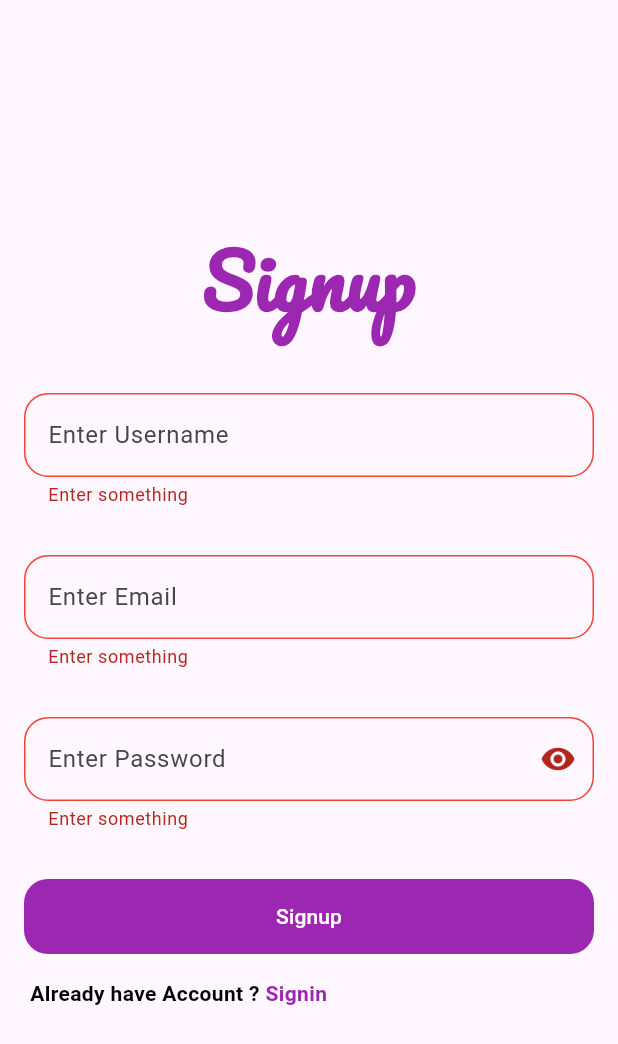
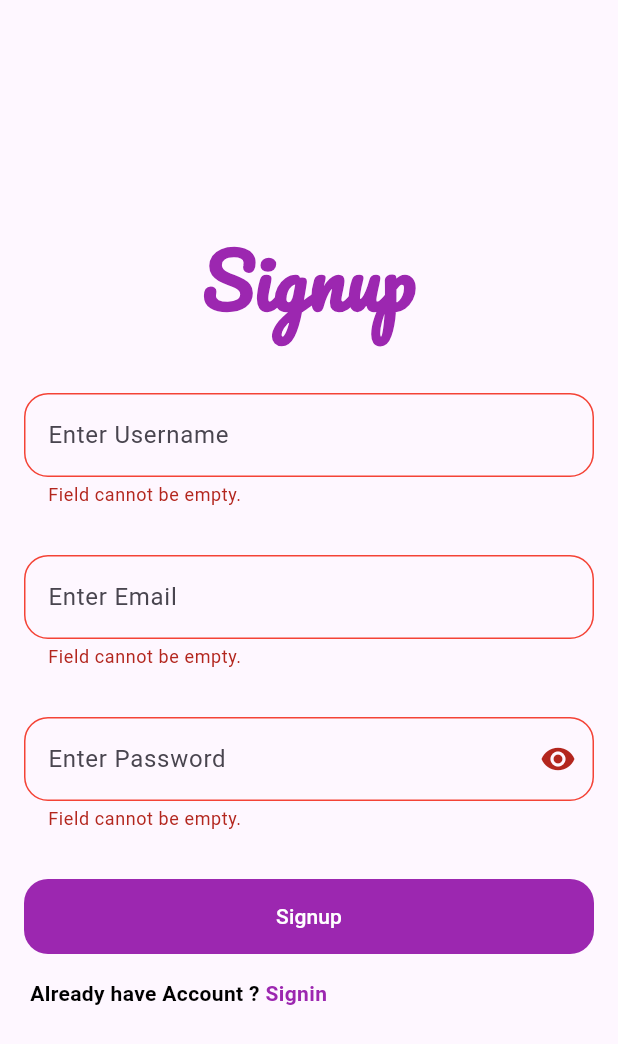
Before and after one commit to pious2847/FindSafe, a Flutter app: the Signup screen opened directly, after a tap on "Signup", on a phone screen of 412 x 824 dp. Shown: the top 1044 px of the screen. Run offline on Flutter 3.47's test engine with Material 3 defaults, Android fonts, the phone set to English and light mode, and no system bars; our stand-ins replace device_info_plus, dio, flutter_svg, fluttertoast, get, google_fonts and 6 more; missing offline and left inert: dart:ffi, flutter_lock_screen, flutter_polyline_points; accounts and stored records are empty.

Commit message:
Changes to be committed: 	modified:   lib/screens/login.dart 	modified:   lib/screens/settings.dart 	modified:   lib/screens/signup.dart 	modified:   lib/services/service.dart 	modified:   lib/services/settings_service.dart

```diff
--- a/lib/screens/login.dart
+++ b/lib/screens/login.dart
@@ -128,7 +128,7 @@ class _SigninState extends State<Signin> {
                       },
                       validator: (value) {
                         if (value!.isEmpty) {
-                          return 'Enter something';
+                          return 'Field cannot be empty.';
                         } else if (RegExp(
                                 r"^[a-zA-Z0-9.a-zA-Z0-9.!#$%&'*+-/=?^_`{|}~]+@[a-zA-Z0-9]+\.[a-zA-Z]+")
                             .hasMatch(value)) {
@@ -162,7 +162,7 @@ class _SigninState extends State<Signin> {
                       },
                       validator: (value) {
                         if (value!.isEmpty) {
-                          return 'Enter something';
+                          return 'Field cannot be empty.';
                         }
                         return null;
                       },
--- a/lib/screens/signup.dart
+++ b/lib/screens/signup.dart
@@ -95,7 +95,7 @@ class _SignupState extends State<Signup> {
                       },
                       validator: (value) {
                         if (value!.isEmpty) {
-                          return 'Enter something';
+                          return 'Field cannot be empty.';
                         }
                         return null;
                       },
@@ -125,7 +125,7 @@ class _SignupState extends State<Signup> {
                       },
                       validator: (value) {
                         if (value!.isEmpty) {
-                          return 'Enter something';
+                          return 'Field cannot be empty.';
                         } else if (RegExp(
                                 r"^[a-zA-Z0-9.a-zA-Z0-9.!#$%&'*+-/=?^_`{|}~]+@[a-zA-Z0-9]+\.[a-zA-Z]+")
                             .hasMatch(value)) {
@@ -159,7 +159,7 @@ class _SignupState extends State<Signup> {
                       },
                       validator: (value) {
                         if (value!.isEmpty) {
-                          return 'Enter something';
+                          return 'Field cannot be empty.';
                         }
                         return null;
                       },
--- a/lib/services/service.dart
+++ b/lib/services/service.dart
@@ -1,3 +1,7 @@
+import 'dart:ui';
+
+import 'package:flutter/src/widgets/framework.dart';
+import 'package:lost_mode_app/utils/messages.dart';
 import 'package:shared_preferences/shared_preferences.dart';
 import 'package:dio/dio.dart';
 import 'package:lost_mode_app/.env.dart';
@@ -46,6 +50,7 @@ Future<void> addDeviceInfo(
       await prefs.setString('deviceId', deviceId);
       print('The responds for adding new device: $response');
       print("device info inserted successfull");
+
     } else {
       print("Invalid response ${response.statusCode}: ${response.data}");
     }
```
Also changed, not shown: lib/screens/settings.dart (+25 -6 lines), lib/services/settings_service.dart (+12 -3 lines).
